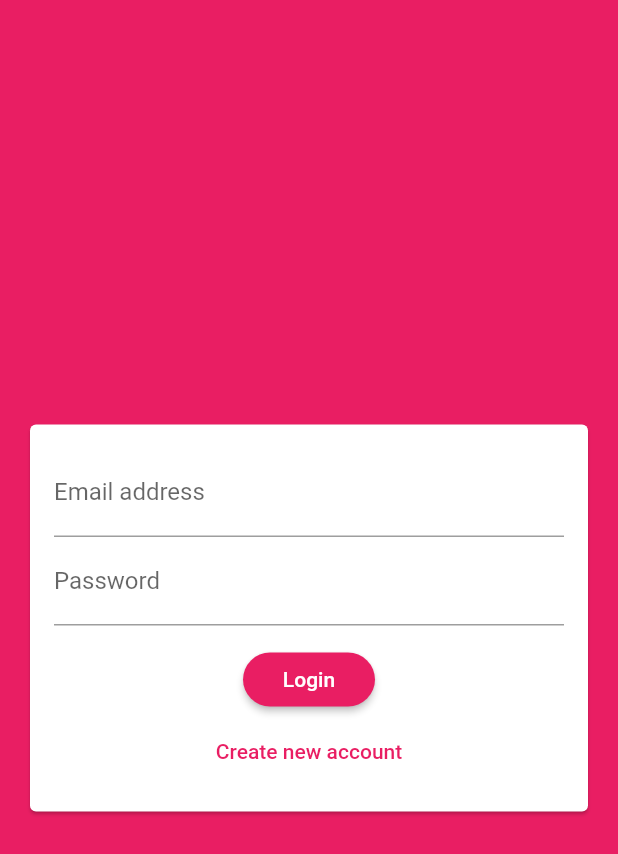
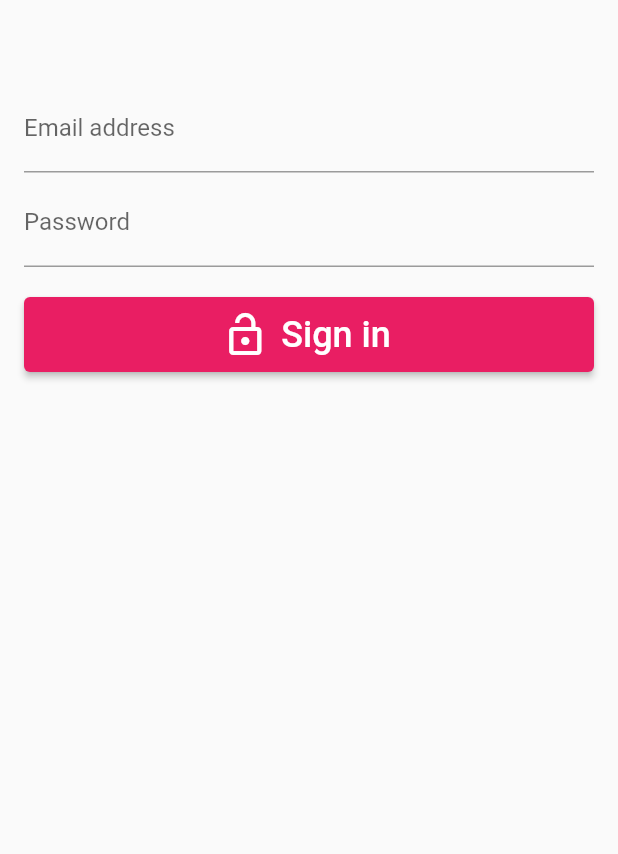
Before and after one commit to PrzemekZiemiakowski/gym_app, a Flutter app: the screen it shows after launch, on a phone screen of 412 x 824 dp. Shown: the top 854 px of the screen. Run offline on Flutter 3.47's test engine with Material 2 defaults, Android fonts, the light colour scheme and no system bars; our stand-ins replace cloud_firestore, firebase_auth; missing offline and left inert: dart:ffi, dart:html; accounts and stored records are empty.

Commit message:
praca dalsza

```diff
--- a/gym_app_project/lib/main.dart
+++ b/gym_app_project/lib/main.dart
@@ -1,6 +1,9 @@
+import 'package:firebase_auth/firebase_auth.dart';
 import 'package:flutter/material.dart';
 import 'package:gym_app_project/screens/auth_screen.dart';
 import 'package:gym_app_project/screens/chat_screen.dart';
+import 'package:cloud_firestore/cloud_firestore.dart';
+import 'package:gym_app_project/widgets/LoginWidget.dart';
 
 void main() {
   runApp(const MyApp());
@@ -23,9 +26,29 @@
             shape:
                 RoundedRectangleBorder(borderRadius: BorderRadius.circular(20)),
           )),
-      home: AuthScreen(),
+      //AuthScreen()
+      home: MainPage(),
     );
   }
+}
+
+class MainPage extends StatelessWidget {
+  @override
+  Widget build(BuildContext context) => Scaffold(
+        body: StreamBuilder<User?>(
+          stream: FirebaseAuth.instance.authStateChanges(),
+          builder: (context, snapshot) {
+            if (snapshot.hasData) {
+              //zwracamy ekran startowy
+              //return MyHomePage();
+              return LoginWidget();
+            } else {
+              //ekran logowania
+              return LoginWidget();
+            }
+          },
+        ),
+      );
 }
 
 class MyHomePage extends StatefulWidget {
--- a/gym_app_project/lib/screens/auth_screen.dart
+++ b/gym_app_project/lib/screens/auth_screen.dart
@@ -1,5 +1,6 @@
 import 'dart:html';
 
+import 'package:cloud_firestore/cloud_firestore.dart';
 import 'package:flutter/material.dart';
 import 'package:flutter/services.dart';
 import 'package:gym_app_project/widgets/auth_form.dart';
@@ -19,6 +20,7 @@ class _AuthScreenState extends State<AuthScreen> {
     String password,
     String username,
     bool isLogin,
+    BuildContext ctx,
   ) async {
     // ignore: unused_local_variable
     UserCredential authResult;
@@ -29,6 +31,8 @@ class _AuthScreenState extends State<AuthScreen> {
       } else {
         authResult = await _auth.createUserWithEmailAndPassword(
             email: email, password: password);
+
+        //FirebaseFirestore.instance.collection('users').doc(authResult.user.uid).set
       }
     } on PlatformException catch (err) {
       String? message = 'An error occurred, pleasae check your cred';
--- /dev/null
+++ b/gym_app_project/lib/widgets/LoginWidget.dart
@@ -0,0 +1,74 @@
+import 'package:firebase_auth/firebase_auth.dart';
+import 'package:gym_app_project/main.dart';
+import 'package:flutter/gestures.dart';
+import 'package:flutter/material.dart';
+class LoginWidget extends StatefulWidget {
+  const LoginWidget({Key? key}) : super(key: key);
+
+  @override
+  _LoginWidgetState createState() => _LoginWidgetState();
+}
+
+class _LoginWidgetState extends State<LoginWidget> {
+  final emailController = TextEditingController();
+  final passwordController = TextEditingController();
+
+  @override
+  void dispose() {
+    emailController.dispose();
+    passwordController.dispose();
+
+    super.dispose();
+  }
+
+  @override
+  Widget build(BuildContext context) => SingleChildScrollView(
+        padding: EdgeInsets.all(16),
+        child: Column(
+          mainAxisAlignment: MainAxisAlignment.center,
+          children: [
+            SizedBox(
+              height: 40,
+            ),
+            TextField(
+              controller: emailController,
+              cursorColor: Colors.white,
+              textInputAction: TextInputAction.next,
+              decoration: InputDecoration(labelText: 'Email address'),
+            ),
+            SizedBox(
+              height: 4,
+            ),
+            TextField(
+              controller: passwordController,
+              cursorColor: Colors.pink,
+              textInputAction: TextInputAction.next,
+              decoration: InputDecoration(labelText: 'Password'),
+              obscureText: true,
+            ),
+            SizedBox(
+              height: 20,
+            ),
+            ElevatedButton.icon(
+              style: ElevatedButton.styleFrom(
+                minimumSize: Size.fromHeight(50),
+              ),
+              icon: Icon(
+                Icons.lock_open,
+                size: 32,
+              ),
+              label: Text(
+                'Sign in',
+                style: TextStyle(fontSize: 24),
+              ),
+              onPressed: singIn,
+            ),
+          ],
+        ),
+      );
+  Future singIn() async {
+    await FirebaseAuth.instance.signInWithEmailAndPassword(
+        email: emailController.text.trim(),
+        password: passwordController.text.trim());
+  }
+}
--- a/gym_app_project/lib/widgets/auth_form.dart
+++ b/gym_app_project/lib/widgets/auth_form.dart
@@ -8,6 +8,7 @@ class AuthForm extends StatefulWidget {
     String password,
     String username,
     bool isLogin,
+    BuildContext ctx,
   ) sumbitFn;
   @override
   _AuthFormState createState() => _AuthFormState();
@@ -28,10 +29,11 @@ class _AuthFormState extends State<AuthForm> {
       _formKey.currentState!.save();
       //sending values to auth request
       widget.sumbitFn(
-        _userEmail,
-        _userPassword,
-        _userName,
+        _userEmail.trim(),
+        _userPassword.trim(),
+        _userName.trim(),
         _isLogin,
+        context,
       );
     }
   }
```
Also changed, not shown: gym_app_project/pubspec.yaml (+7 -1 lines), gym_app_project/pubspec.lock.
